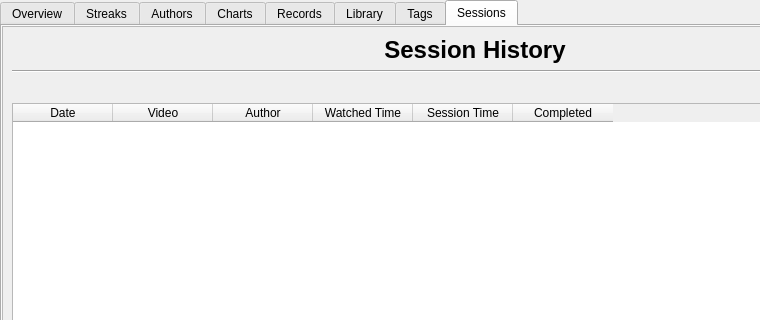
Above: MediaManager/src/QtClasses/UI/Form Files/StatsDialog.ui from PaunescuAndrei/MediaManager before the change; both pictures show x 0 to 760 and y 0 to 320 of the 950 by 1200 pixel window. Below: the same form after it.
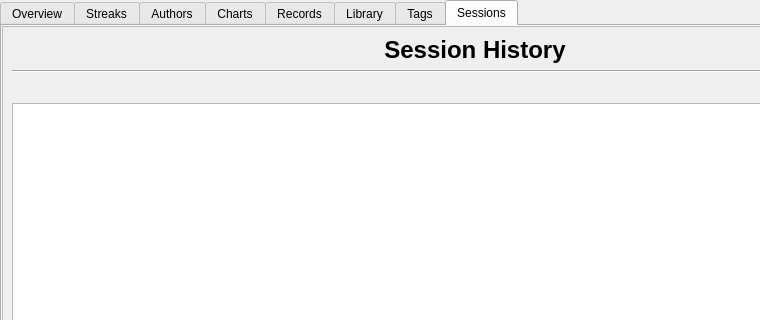
That is the form after the change. The open tabs and pages were chosen to show the change.

Commit message: cleaned some stats dialog stuff and some fixes

Patch:
```diff
--- a/MediaManager/src/QtClasses/UI/Form Files/StatsDialog.ui
+++ b/MediaManager/src/QtClasses/UI/Form Files/StatsDialog.ui
@@ -1301,7 +1301,7 @@
               <bool>true</bool>
              </property>
              <property name="columnCount">
-              <number>6</number>
+              <number>0</number>
              </property>
              <attribute name="horizontalHeaderVisible">
               <bool>true</bool>
@@ -1309,36 +1309,6 @@
              <attribute name="verticalHeaderVisible">
               <bool>false</bool>
              </attribute>
-             <column>
-              <property name="text">
-               <string>Date</string>
-              </property>
-             </column>
-             <column>
-              <property name="text">
-               <string>Video</string>
-              </property>
-             </column>
-             <column>
-              <property name="text">
-               <string>Author</string>
-              </property>
-             </column>
-             <column>
-              <property name="text">
-               <string>Watched Time</string>
-              </property>
-             </column>
-             <column>
-              <property name="text">
-               <string>Session Time</string>
-              </property>
-             </column>
-             <column>
-              <property name="text">
-               <string>Completed</string>
-              </property>
-             </column>
             </widget>
            </item>
            <item>
```
Left out of the diff: 16 changed lines with no effect on the pictures. The commit also changes 2 other files.
